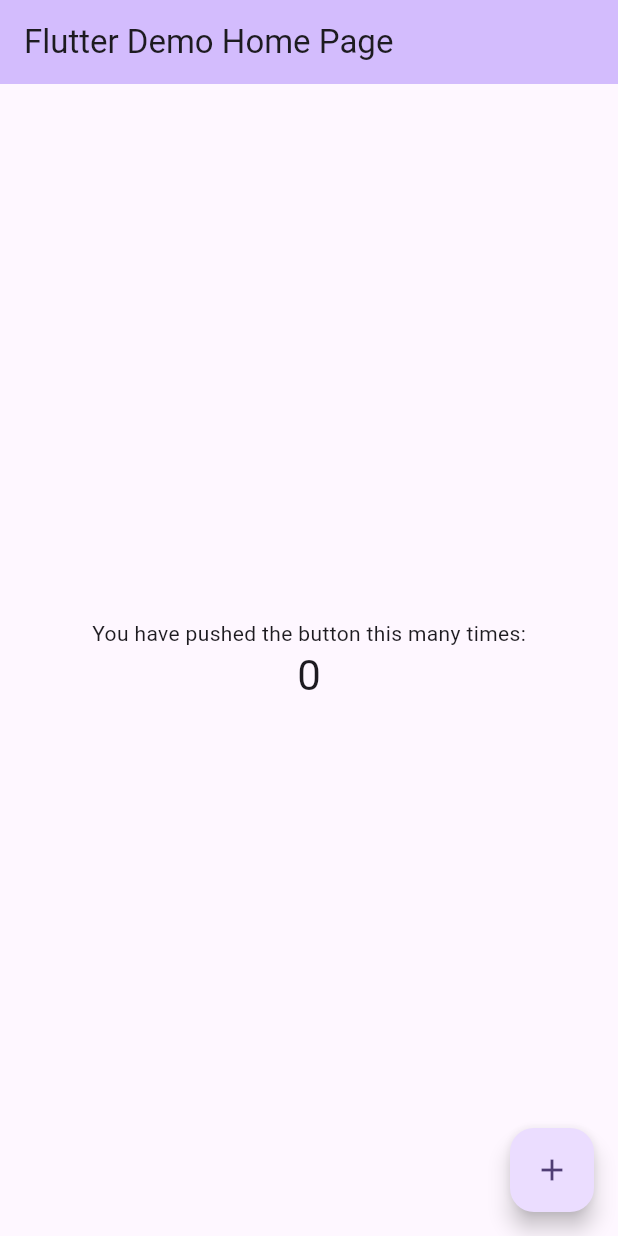
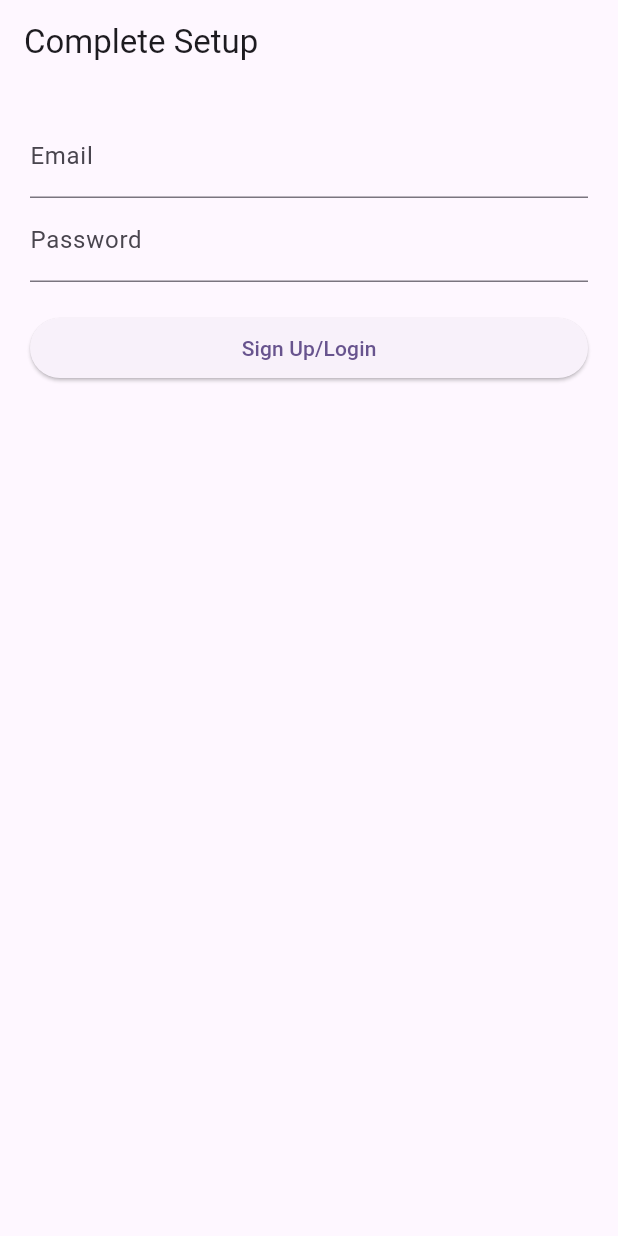
Before and after one commit to mvourgourakis1/ToneTribe, a Flutter app: the screen it shows after launch, on a phone screen of 412 x 824 dp. Run offline on Flutter 3.47's test engine with Material 3 defaults, Android fonts, the phone set to English and light mode, and no system bars; our stand-ins replace firebase_core; accounts and stored records are empty.

Commit message:
Implemented Onboarding Frontend
Implemented Onboarding Frontend
Methods in place to implement backend

```diff
--- a/lib/main.dart
+++ b/lib/main.dart
@@ -1,4 +1,5 @@
 import 'package:flutter/material.dart';
+import 'onboarding_page.dart';
 
 void main() {
   runApp(const MyApp());
@@ -30,7 +31,7 @@ class MyApp extends StatelessWidget {
         // tested with just a hot reload.
         colorScheme: ColorScheme.fromSeed(seedColor: Colors.deepPurple),
       ),
-      home: const MyHomePage(title: 'Flutter Demo Home Page'),
+      home: const OnboardingPage(),
     );
   }
 }
--- /dev/null
+++ b/lib/onboarding_page.dart
@@ -0,0 +1,64 @@
+import 'package:flutter/material.dart';
+
+class OnboardingPage extends StatefulWidget {
+  const OnboardingPage({super.key});
+
+  @override
+  State<OnboardingPage> createState() => _OnboardingPageState();
+}
+
+class _OnboardingPageState extends State<OnboardingPage> {
+  final _emailController = TextEditingController();
+  final _passwordController = TextEditingController();
+  bool _showSpotifyConnect = false;
+  bool _isLoading = false;
+
+  void _handleEmailAuth() {
+    // Placeholder for auth logic
+    setState(() => _showSpotifyConnect = true);
+  }
+
+  void _connectSpotify() {
+    // Placeholder for Spotify connection logic
+    print('Initiating Spotify connection...');
+  }
+
+  @override
+  Widget build(BuildContext context) {
+    return Scaffold(
+      appBar: AppBar(title: const Text('Complete Setup')),
+      body: Padding(
+        padding: const EdgeInsets.all(20.0),
+        child: Column(
+          crossAxisAlignment: CrossAxisAlignment.stretch,
+          children: [
+            if (!_showSpotifyConnect) ...[
+              TextField(
+                controller: _emailController,
+                decoration: const InputDecoration(labelText: 'Email'),
+                keyboardType: TextInputType.emailAddress,
+              ),
+              TextField(
+                controller: _passwordController,
+                decoration: const InputDecoration(labelText: 'Password'),
+                obscureText: true,
+              ),
+              const SizedBox(height: 20),
+              ElevatedButton(
+                onPressed: _handleEmailAuth,
+                child: const Text('Sign Up/Login'),
+              ),
+            ] else ...[
+              const Text('Success! Connect your Spotify account:'),
+              const SizedBox(height: 20),
+              ElevatedButton(
+                onPressed: _connectSpotify,
+                child: const Text('Connect Spotify'),
+              ),
+            ],
+          ],
+        ),
+      ),
+    );
+  }
+}
```
